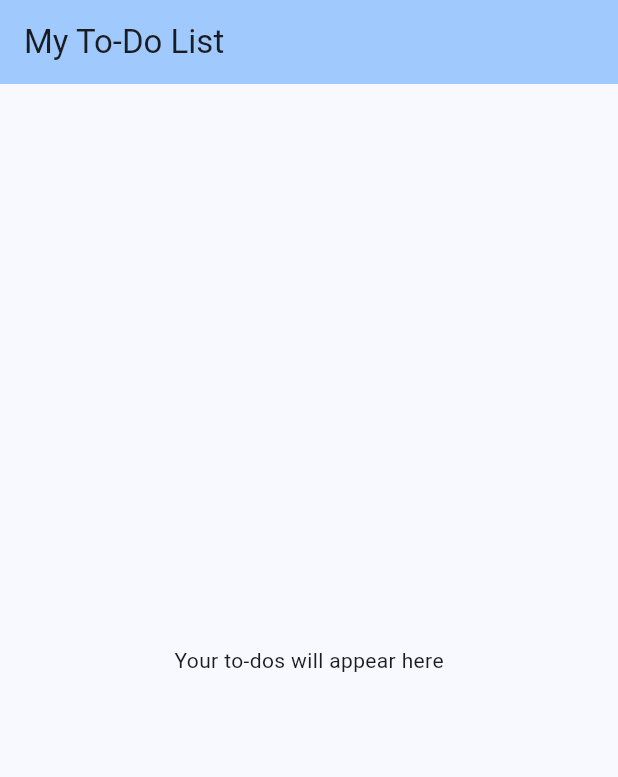
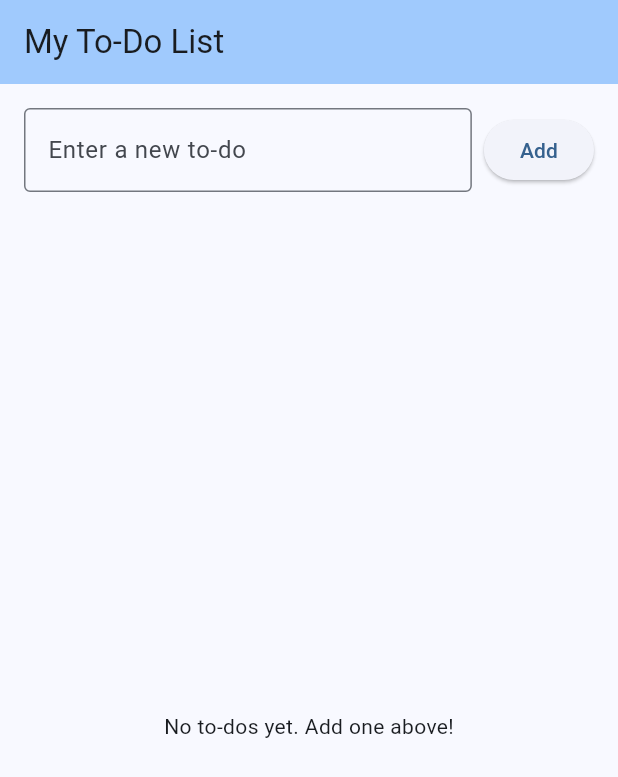
Before and after one commit to Gsousav/todo-dart, a Flutter app: the screen it shows after launch, on a phone screen of 412 x 824 dp. Shown: the top 777 px of the screen. Run offline on Flutter 3.47's test engine with Material 3 defaults, Android fonts, the phone set to English and light mode, and no system bars.

Commit message:
feat: text controller and text input field for adding new todos

```diff
--- a/lib/main.dart
+++ b/lib/main.dart
@@ -12,13 +12,10 @@ class MyApp extends StatelessWidget {
     return MaterialApp(
       title: 'Simple To-Do',
       theme: ThemeData(
-                colorScheme: ColorScheme.fromSeed(
-                    seedColor: Colors.blue
-                ),
+        colorScheme: ColorScheme.fromSeed(seedColor: Colors.blue),
         useMaterial3: true,
       ),
       home: const TodoListScreen(),
-
     );
   }
 }
@@ -31,6 +28,12 @@ class TodoListScreen extends StatefulWidget {
 }
 
 class _TodoListScreenState extends State<TodoListScreen> {
+  // This list will hold all the todo items
+  final List<String> _todos = [];
+
+  // Controller for the text input field
+  final TextEditingController _textController = TextEditingController();
+
   @override
   Widget build(BuildContext context) {
     return Scaffold(
@@ -38,9 +41,47 @@ class _TodoListScreenState extends State<TodoListScreen> {
         title: const Text('My To-Do List'),
         backgroundColor: Theme.of(context).colorScheme.inversePrimary,
       ),
-            body: const Center(
-                child: Text('Your to-dos will appear here')
+      body: Column(
+        children: [
+          // Input section at the top
+          Padding(
+            padding: const EdgeInsets.all(16.0),
+            child: Row(
+              children: [
+                Expanded(
+                  child: TextField(
+                    controller: _textController,
+                    decoration: const InputDecoration(
+                      hintText: 'Enter a new to-do',
+                      border: OutlineInputBorder(),
+                    ),
+                  ),
+                ),
+                const SizedBox(width: 8),
+                ElevatedButton(onPressed: _addTodo, child: const Text('Add')),
+              ],
+            ),
+          ),
+          Expanded(
+            child: _todos.isEmpty
+                ? const Center(child: Text('No to-dos yet. Add one above!'))
+                : ListView.builder(
+                    itemCount: _todos.length,
+                    itemBuilder: (context, index) {
+                      return ListTile(title: Text(_todos[index]));
+                    },
+                  ),
+          ),
+        ],
       ),
     );
   }
+  void _addTodo() {
+    if (_textController.text.isNotEmpty) {
+        setState(() {
+            _todos.add(_textController.text);
+            _textController.clear();
+        });
     }
+}
+}
```
Lines whose indentation alone changed are shown as unchanged.
